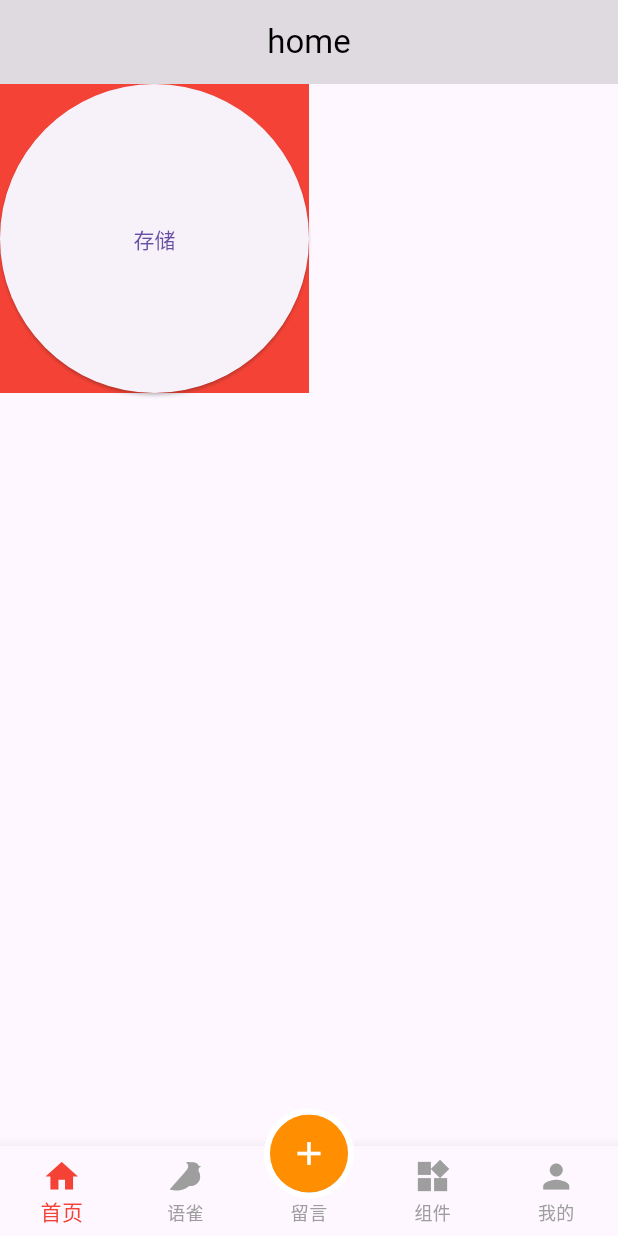
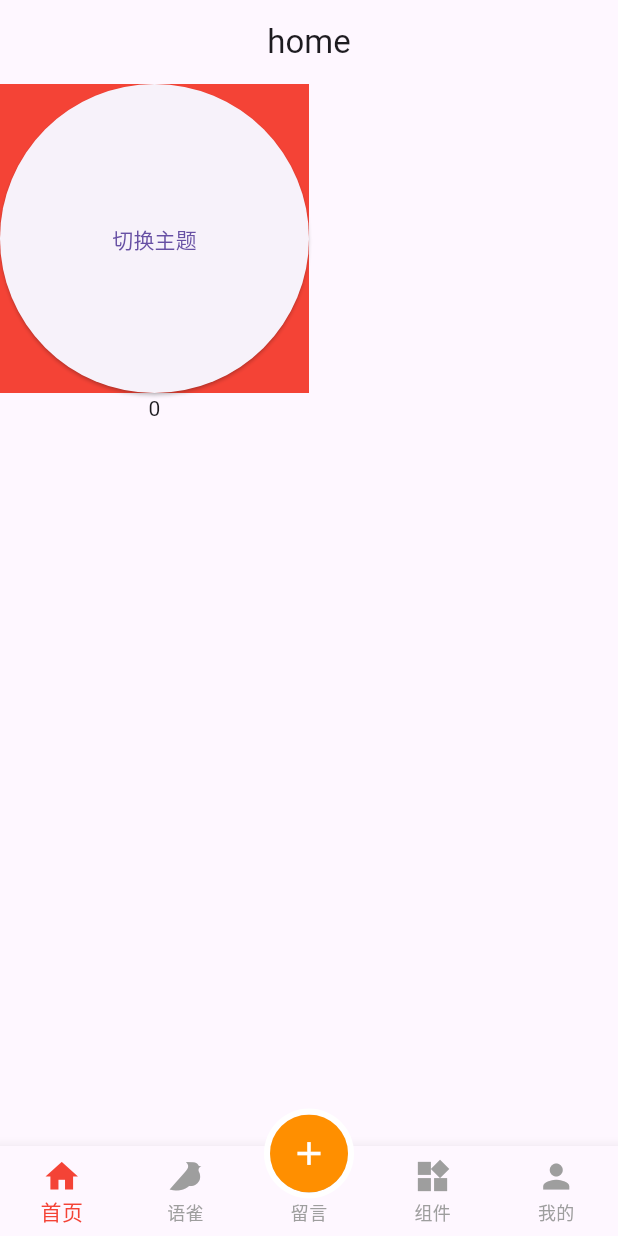
Before and after one commit to hutaoao/flutter_gallery, a Flutter app: the screen it shows after launch, on a phone screen of 412 x 824 dp. Run offline on Flutter 3.47's test engine with Material 3 defaults, Android fonts, the phone set to English and light mode, and no system bars; our stand-ins replace connectivity_plus, dio, flutter_screenutil, get, go_router, shared_preferences.

Commit message:
feat: provider状态管理配置

```diff
--- a/lib/main.dart
+++ b/lib/main.dart
@@ -1,7 +1,11 @@
 import 'package:flutter/material.dart';
 // import 'package:get/get.dart';
+import 'package:provider/provider.dart';
 import 'package:flutter_screenutil/flutter_screenutil.dart';
+
 import 'utils/http/http_using.dart';
+import 'models/theme_model.dart';
+import 'models/user_model.dart';
 
 /// 自带路由配置
 // import './routers/routers_default.dart';
@@ -25,7 +29,12 @@ class MyApp extends StatelessWidget {
   Widget build(BuildContext context) {
     /// 屏幕适配 flutter_screenutil
     // 填入设计稿中设备的屏幕尺寸,单位dpß
-    return ScreenUtilInit(
+    return MultiProvider(
+      providers: [
+        ChangeNotifierProvider<UserModel>(create: (_) => UserModel()),
+        ChangeNotifierProvider<ThemeModel>(create: (_) => ThemeModel()),
+      ],
+      child: ScreenUtilInit(
         designSize: const Size(360, 690),
         minTextAdapt: true,
         splitScreenMode: true,
@@ -33,15 +42,16 @@ class MyApp extends StatelessWidget {
           /// GetMaterialApp 替换为 MaterialApp
           return MaterialApp.router(
             theme: ThemeData(
+              brightness: Provider.of<ThemeModel>(context).isDarkMode ? Brightness.dark : Brightness.light,
               appBarTheme: const AppBarTheme(
                 /// 统一appBar标题-居中 - android/ios表现形式不一样
                 centerTitle: true,
 
                 /// 统一appBar标题-颜色
-              foregroundColor: Colors.black,
+                // foregroundColor: Colors.black,
 
                 /// 统一appBar标题-背景色
-              backgroundColor: Colors.black12,
+                // backgroundColor: Colors.black12,
               ),
               // textTheme: Typography.englishLike2018.apply(fontSizeFactor: 1.sp),
             ),
@@ -64,6 +74,7 @@ class MyApp extends StatelessWidget {
             routerConfig: AppRouters.routers,
           );
         },
+      ),
     );
   }
 }
--- /dev/null
+++ b/lib/models/theme_model.dart
@@ -0,0 +1,13 @@
+import 'package:flutter/material.dart';
+
+class ThemeModel extends ChangeNotifier {
+  late bool _isDarkMode = false;
+
+  bool get isDarkMode => _isDarkMode;
+
+  // 切换白天模式/黑夜模式
+  void toggleTheme() {
+    _isDarkMode = !_isDarkMode;
+    notifyListeners();
+  }
+}
--- /dev/null
+++ b/lib/models/user_model.dart
@@ -0,0 +1,11 @@
+import 'package:flutter/material.dart';
+
+class UserModel extends ChangeNotifier{
+  int counter = 0;
+
+  void add() {
+    counter++;
+    notifyListeners();
+    print(counter);
+  }
+}
--- a/lib/pages/layout/home.dart
+++ b/lib/pages/layout/home.dart
@@ -1,5 +1,8 @@
 import 'package:flutter/material.dart';
+import 'package:flutter_gallery/models/user_model.dart';
+import 'package:flutter_gallery/models/theme_model.dart';
 import 'package:flutter_screenutil/flutter_screenutil.dart';
+import 'package:provider/provider.dart';
 import '../../utils/storage/storage.dart';
 import 'package:go_router/go_router.dart';
 
@@ -16,17 +19,32 @@ class HomeWidget extends StatelessWidget {
       appBar: AppBar(
         title: const Text('home'),
       ),
-      body: Container(
+      body: Column(
+        children: [
+          Container(
             width: 0.5.sw,
             height: 0.5.sw,
             color: Colors.red,
-        child: ElevatedButton(
+            child: Consumer2<ThemeModel, UserModel>(
+              builder: (_, themeModel, userModel, child) {
+                return ElevatedButton(
                   onPressed: () {
-            context.push('/login');
+                    // context.push('/login');
                     // storage.setStorage('age', 20);
+                    themeModel.toggleTheme();
+                    userModel.add();
                   },
-          child: const Text('存储'),
+                  child: const Text('切换主题'),
+                );
+              },
+            )
           ),
+          Consumer<UserModel>(
+            builder: (_, userModel, child) {
+              return Text(userModel.counter.toString());
+            },
+          )
+        ],
       ),
     );
   }
--- a/lib/routers/pages.dart
+++ b/lib/routers/pages.dart
@@ -12,7 +12,7 @@ import '../pages/login/register.dart';
 
 class AppRouters {
   static final GoRouter routers = GoRouter(
-    initialLocation: RouterNames.init,
+    initialLocation: RouterNames.login,
     routes: <RouteBase>[
       GoRoute(
         path: RouterNames.init,
```
Lines whose indentation alone changed are shown as unchanged.
